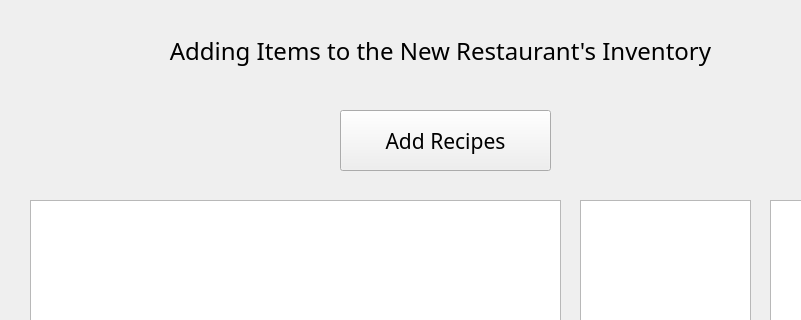
MSTC-DA-IICT/WoC_7.0_Python_GUI, file RecipestoRestaurant.ui: the form before one commit; both pictures show x 0 to 801 and y 0 to 320 of the 941 by 721 pixel window.
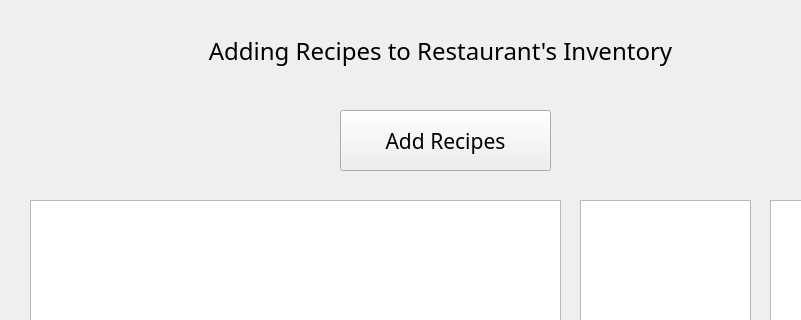
The form after the commit.

Diff of the .ui file:
```diff
--- a/RecipestoRestaurant.ui
+++ b/RecipestoRestaurant.ui
@@ -81,7 +81,7 @@
      </font>
     </property>
     <property name="text">
-     <string>Adding Items to the New Restaurant's Inventory</string>
+     <string>Adding Recipes to Restaurant's Inventory</string>
     </property>
     <property name="alignment">
      <set>Qt::AlignCenter</set>
```
